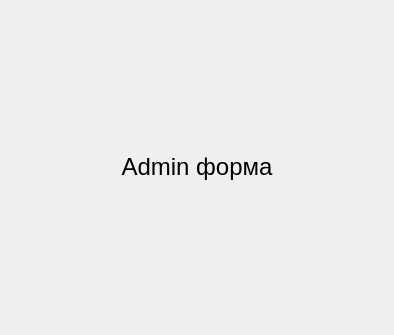
Before: the Qt Designer form admin.ui in edfefegeger/PyQt_Web_Engine_Loging, drawn with Qt 5.
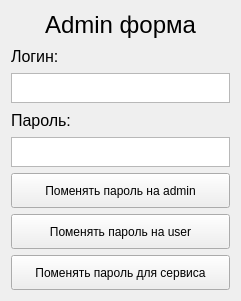
After: the same form once the commit is applied.

Commit message: admin window no execute

Patch:
```diff
--- a/admin.ui
+++ b/admin.ui
@@ -6,10 +6,16 @@
    <rect>
     <x>0</x>
     <y>0</y>
-    <width>394</width>
-    <height>335</height>
+    <width>241</width>
+    <height>301</height>
    </rect>
   </property>
+  <property name="maximumSize">
+   <size>
+    <width>243</width>
+    <height>301</height>
+   </size>
+  </property>
   <property name="windowTitle">
    <string>Form</string>
   </property>
@@ -29,6 +35,111 @@
        </property>
       </widget>
      </item>
+     <item>
+      <widget class="QLabel" name="label_2">
+       <property name="maximumSize">
+        <size>
+         <width>16777215</width>
+         <height>25</height>
+        </size>
+       </property>
+       <property name="font">
+        <font>
+         <pointsize>12</pointsize>
+        </font>
+       </property>
+       <property name="text">
+        <string>Логин:</string>
+       </property>
+      </widget>
+     </item>
+     <item>
+      <widget class="QTextEdit" name="textEdit">
+       <property name="maximumSize">
+        <size>
+         <width>16777215</width>
+         <height>30</height>
+        </size>
+       </property>
+       <property name="font">
+        <font>
+         <pointsize>12</pointsize>
+        </font>
+       </property>
+      </widget>
+     </item>
+     <item>
+      <widget class="QLabel" name="label_3">
+       <property name="maximumSize">
+        <size>
+         <width>16777215</width>
+         <height>25</height>
+        </size>
+       </property>
+       <property name="font">
+        <font>
+         <pointsize>12</pointsize>
+        </font>
+       </property>
+       <property name="text">
+        <string>Пароль:</string>
+       </property>
+      </widget>
+     </item>
+     <item>
+      <widget class="QTextEdit" name="textEdit_2">
+       <property name="maximumSize">
+        <size>
+         <width>16777215</width>
+         <height>30</height>
+        </size>
+       </property>
+       <property name="font">
+        <font>
+         <pointsize>12</pointsize>
+        </font>
+       </property>
+      </widget>
+     </item>
+     <item>
+      <widget class="QPushButton" name="pushButton">
+       <property name="minimumSize">
+        <size>
+         <width>0</width>
+         <height>35</height>
+        </size>
+       </property>
+       <property name="text">
+        <string>Поменять пароль на admin</string>
+       </property>
+      </widget>
+     </item>
+     <item>
+      <widget class="QPushButton" name="pushButton_2">
+       <property name="minimumSize">
+        <size>
+         <width>0</width>
+         <height>35</height>
+        </size>
+       </property>
+       <property name="text">
+        <string>Поменять пароль на user</string>
+       </property>
+      </widget>
+     </item>
+     <item>
+      <widget class="QPushButton" name="pushButton_3">
+       <property name="minimumSize">
+        <size>
+         <width>0</width>
+         <height>35</height>
+        </size>
+       </property>
+       <property name="text">
+        <string>Поменять пароль для сервиса</string>
+       </property>
+      </widget>
+     </item>
     </layout>
    </item>
   </layout>
```
The commit also changes 5 other files.
